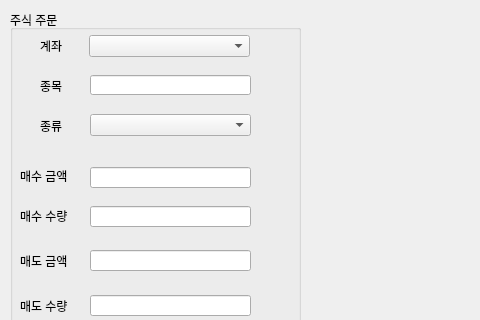
The window that jbtrader/ch5.7/guruma_one.ui (jbpark/JbTraderExample) describes before a commit, drawn with Qt 5; both pictures show x 0 to 480 and y 0 to 320 of the 800 by 787 pixel window.
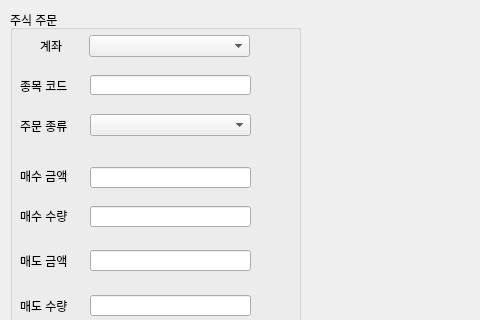
The same window after the commit. Icons and pictures are not drawn.

Commit message: 체크 코드 수정

Patch:
```diff
--- a/jbtrader/ch5.7/guruma_one.ui
+++ b/jbtrader/ch5.7/guruma_one.ui
@@ -56,14 +56,14 @@
     <widget class="QLabel" name="label_2">
      <property name="geometry">
       <rect>
-       <x>30</x>
+       <x>10</x>
        <y>70</y>
        <width>56</width>
        <height>12</height>
       </rect>
      </property>
      <property name="text">
-      <string>종목</string>
+      <string>종목 코드</string>
      </property>
     </widget>
     <widget class="QLineEdit" name="stockCode">
@@ -79,14 +79,14 @@
     <widget class="QLabel" name="label_3">
      <property name="geometry">
       <rect>
-       <x>30</x>
+       <x>10</x>
        <y>110</y>
        <width>56</width>
        <height>12</height>
       </rect>
      </property>
      <property name="text">
-      <string>종류</string>
+      <string>주문 종류</string>
      </property>
     </widget>
     <widget class="QComboBox" name="orderType">
```
Left out of the diff: 4 changed lines with no effect on the pictures. The commit also changes 1 other file.
